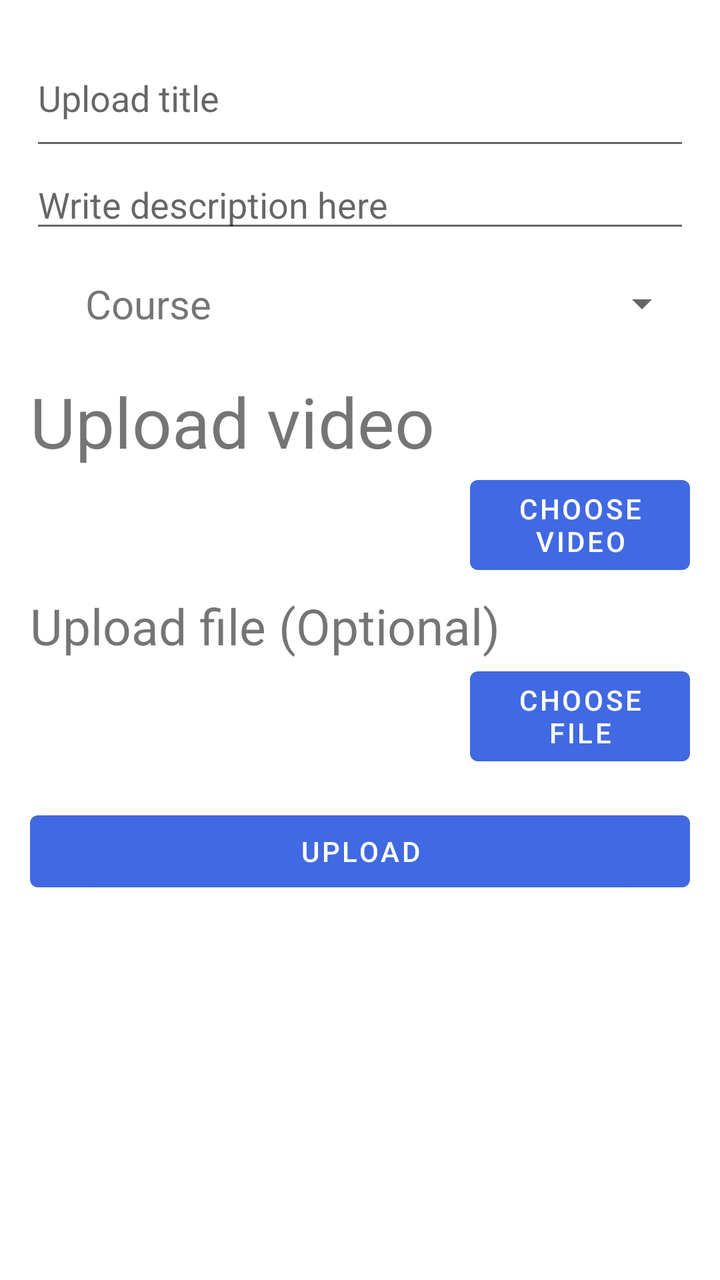
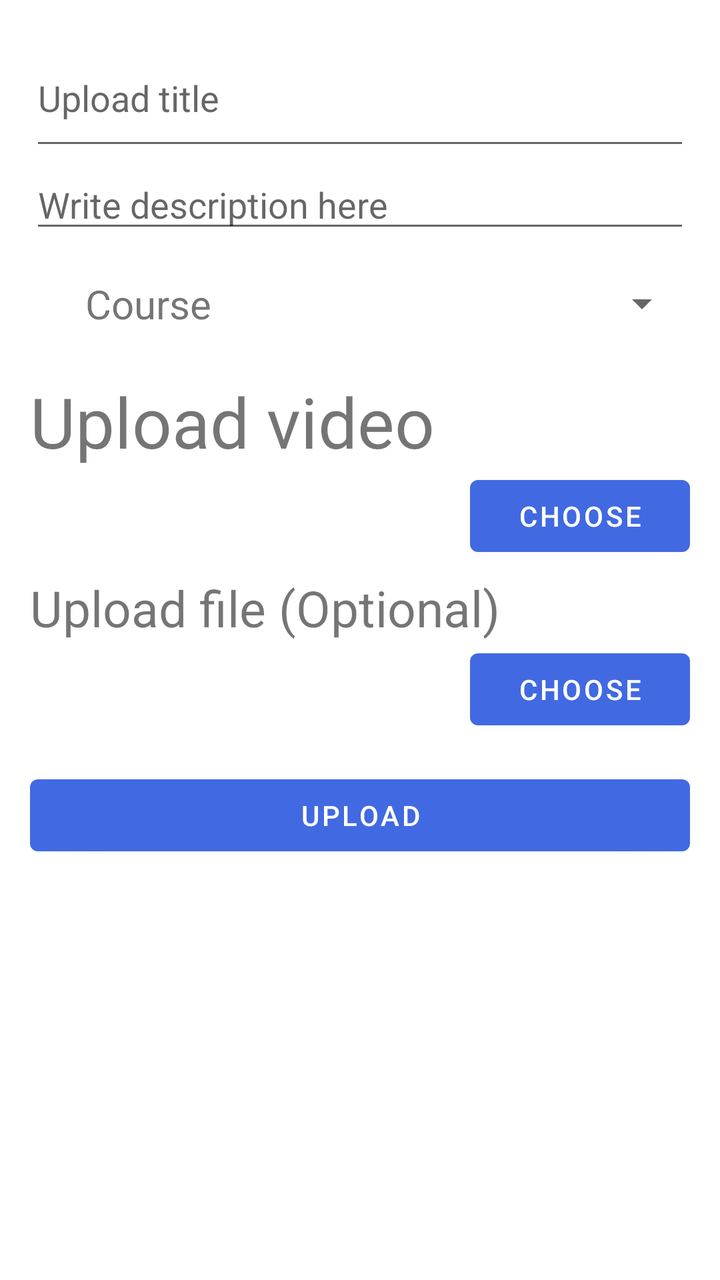

Two renders of the same Android screen: before a commit and after it. Below are the layout's source before the change and the commit's diff.
<!-- AndroidManifest.xml: application theme Theme.Front2 -->
<!-- res/layout/fragment_upload_res.xml -->
<?xml version="1.0" encoding="utf-8"?>
<FrameLayout xmlns:android="http://schemas.android.com/apk/res/android"
    xmlns:app="http://schemas.android.com/apk/res-auto"
    xmlns:tools="http://schemas.android.com/tools"
    android:layout_width="match_parent"
    android:layout_height="match_parent"
    tools:context=".home.user.teacher.uploadPage.UploadResFragment">

    <ScrollView
        android:layout_width="match_parent"
        android:layout_height="match_parent"
        android:layout_marginHorizontal="10dp"
        android:paddingTop="10dp">
        <LinearLayout
            android:layout_width="match_parent"
            android:layout_height="wrap_content"
            android:orientation="vertical">
            <LinearLayout
                android:layout_width="match_parent"
                android:layout_height="match_parent"
                android:orientation="vertical"
                android:padding="5dp">

                <EditText
                    android:id="@+id/file_title_edit"
                    android:layout_width="match_parent"
                    android:layout_height="65dp"
                    android:singleLine="true"
                    android:hint="@string/upload_imageName"
                    app:layout_constraintStart_toStartOf="parent"
                    app:layout_constraintTop_toTopOf="parent" />

                <EditText
                    android:id="@+id/file_desc_edit"
                    android:layout_width="match_parent"
                    android:layout_height="wrap_content"
                    android:singleLine="false"
                    android:hint="@string/upload_desc_hint"
                    app:layout_constraintStart_toStartOf="parent"
                    app:layout_constraintTop_toTopOf="parent" />

                <LinearLayout
                    android:layout_width="match_parent"
                    android:layout_height="wrap_content"
                    android:layout_marginTop="10dp"
                    android:orientation="horizontal">

                    <TextView
                        android:id="@+id/textView4"
                        android:layout_width="118dp"
                        android:layout_height="41dp"
                        android:gravity="center"
                        android:text="@string/upload_course"
                        android:textSize="20dp"
                        app:layout_constraintStart_toStartOf="parent"
                        app:layout_constraintTop_toBottomOf="@+id/course_name" />

                    <Spinner
                        android:id="@+id/course_cat"
                        android:layout_width="match_parent"
                        android:layout_height="match_parent"
                        app:layout_constraintBottom_toBottomOf="parent"
                        app:layout_constraintEnd_toEndOf="parent"
                        app:layout_constraintStart_toEndOf="@+id/textView4"
                        app:layout_constraintTop_toBottomOf="@+id/course_name" />

                </LinearLayout>

                <LinearLayout
                    android:layout_width="match_parent"
                    android:layout_height="wrap_content"
                    android:orientation="vertical"
                    android:layout_marginTop="15dp">

                    <TextView
                        android:layout_width="match_parent"
                        android:layout_height="wrap_content"
                        android:text="Upload video"
                        android:textSize="35sp" />

                    <LinearLayout
                        android:layout_width="match_parent"
                        android:layout_height="wrap_content"
                        android:orientation="horizontal">
                        <TextView
                            android:id="@+id/video_title"
                            android:layout_width="match_parent"
                            android:layout_height="match_parent"
                            android:layout_weight="1"
                            android:textColor="@color/purple_700"
                            android:textSize="25sp" />
                        <Button
                            android:id="@+id/choose_video_button"
                            android:layout_width="match_parent"
                            android:layout_height="match_parent"
                            android:layout_weight="2"
                            android:text="Choose video" />
                    </LinearLayout>
                </LinearLayout>

                <LinearLayout
                    android:layout_width="match_parent"
                    android:layout_height="wrap_content"
                    android:orientation="vertical"
                    android:layout_marginTop="5dp">

                    <TextView
                        android:layout_width="match_parent"
                        android:layout_height="wrap_content"
                        android:text="Upload file (Optional)"
                        android:textSize="25sp" />

                    <LinearLayout
                        android:layout_width="match_parent"
                        android:layout_height="wrap_content"
                        android:orientation="horizontal">
                        <TextView
                            android:id="@+id/file_title"
                            android:layout_width="match_parent"
                            android:layout_height="match_parent"
                            android:layout_weight="1"
                            android:textColor="@color/purple_700"
                            android:textSize="25sp" />
                        <Button
                            android:id="@+id/choose_file_button"
                            android:layout_width="match_parent"
                            android:layout_height="match_parent"
                            android:layout_weight="2"
                            android:text="Choose file" />
                    </LinearLayout>
                </LinearLayout>

            </LinearLayout>



            <LinearLayout
                android:layout_width="match_parent"
                android:layout_height="wrap_content"
                android:orientation="horizontal"
                android:paddingHorizontal="5dp"
                android:paddingTop="10dp"
                android:gravity="bottom">
                <Button
                    android:id="@+id/upload"
                    android:layout_width="match_parent"
                    android:layout_height="wrap_content"
                    android:text="@string/upload_upload_title"
                    android:layout_weight="1"/>
            </LinearLayout>
        </LinearLayout>
    </ScrollView>
</FrameLayout>
<!-- resources referenced by this layout -->
<resources>
  <color name="purple_700">#FF3700B3</color>
  <string name="upload_course">Course</string>
  <string name="upload_desc_hint">Write description here</string>
  <string name="upload_imageName">Upload title</string>
  <string name="upload_upload_title">Upload</string>
  <style name="Theme.Front2" parent="Theme.MaterialComponents.DayNight.NoActionBar">
          
          <item name="colorPrimary">@color/royalBlue</item>
          <item name="colorPrimaryVariant">@color/lightSkyBlue</item>
          <item name="colorOnPrimary">@color/white</item>
          
          <item name="colorSecondary">@color/deepSkyBlue1</item>
          <item name="colorSecondaryVariant">@color/deepSkyBlue3</item>
          <item name="colorOnSecondary">@color/WhiteSmoke</item>
          
          <item name="android:statusBarColor" tools:targetApi="l">?attr/colorPrimary</item>
          
      </style>
  <color name="royalBlue">#4169E1</color>
  <color name="lightSkyBlue">#87CEFA</color>
  <color name="white">#FFFFFFFF</color>
  <color name="deepSkyBlue1">#00BFFF</color>
  <color name="deepSkyBlue3">#009ACD</color>
  <color name="WhiteSmoke">#F5F5F5</color>
</resources>

<!-- the commit's change to res/layout/fragment_upload_res.xml (unified diff, before → after) -->
@@ -51,7 +51,7 @@
                         android:layout_height="41dp"
                         android:gravity="center"
                         android:text="@string/upload_course"
-                        android:textSize="20dp"
+                        android:textSize="20sp"
                         app:layout_constraintStart_toStartOf="parent"
                         app:layout_constraintTop_toBottomOf="@+id/course_name" />
 
@@ -75,7 +75,7 @@
                     <TextView
                         android:layout_width="match_parent"
                         android:layout_height="wrap_content"
-                        android:text="Upload video"
+                        android:text="@string/upload_video_label"
                         android:textSize="35sp" />
 
                     <LinearLayout
@@ -94,7 +94,7 @@
                             android:layout_width="match_parent"
                             android:layout_height="match_parent"
                             android:layout_weight="2"
-                            android:text="Choose video" />
+                            android:text="@string/upload_video_choose" />
                     </LinearLayout>
                 </LinearLayout>
 
@@ -107,7 +107,7 @@
                     <TextView
                         android:layout_width="match_parent"
                         android:layout_height="wrap_content"
-                        android:text="Upload file (Optional)"
+                        android:text="@string/upload_file_label"
                         android:textSize="25sp" />
 
                     <LinearLayout
@@ -126,7 +126,7 @@
                             android:layout_width="match_parent"
                             android:layout_height="match_parent"
                             android:layout_weight="2"
-                            android:text="Choose file" />
+                            android:text="@string/upload_video_choose" />
                     </LinearLayout>
                 </LinearLayout>
 
<!-- resource entries referenced after the edit -->
@@ -3,8 +3,11 @@
   <color name="purple_700">#FF3700B3</color>
   <string name="upload_course">Course</string>
   <string name="upload_desc_hint">Write description here</string>
+  <string name="upload_file_label">Upload file (Optional)</string>
   <string name="upload_imageName">Upload title</string>
   <string name="upload_upload_title">Upload</string>
+  <string name="upload_video_choose">Choose</string>
+  <string name="upload_video_label">Upload video</string>
   <style name="Theme.Front2" parent="Theme.MaterialComponents.DayNight.NoActionBar">
           
           <item name="colorPrimary">@color/royalBlue</item>
